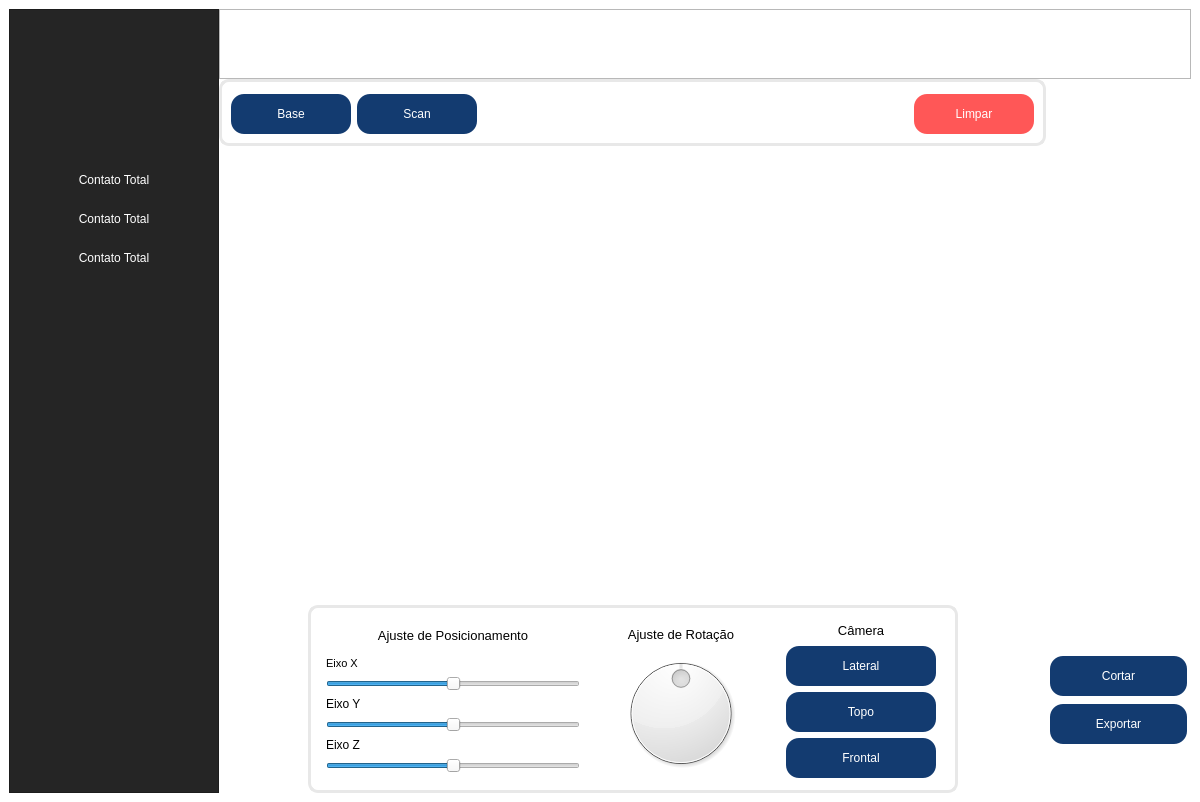
Old version of the form QT_DESIGN/main.ui in the repository vhls7/insole-generator.
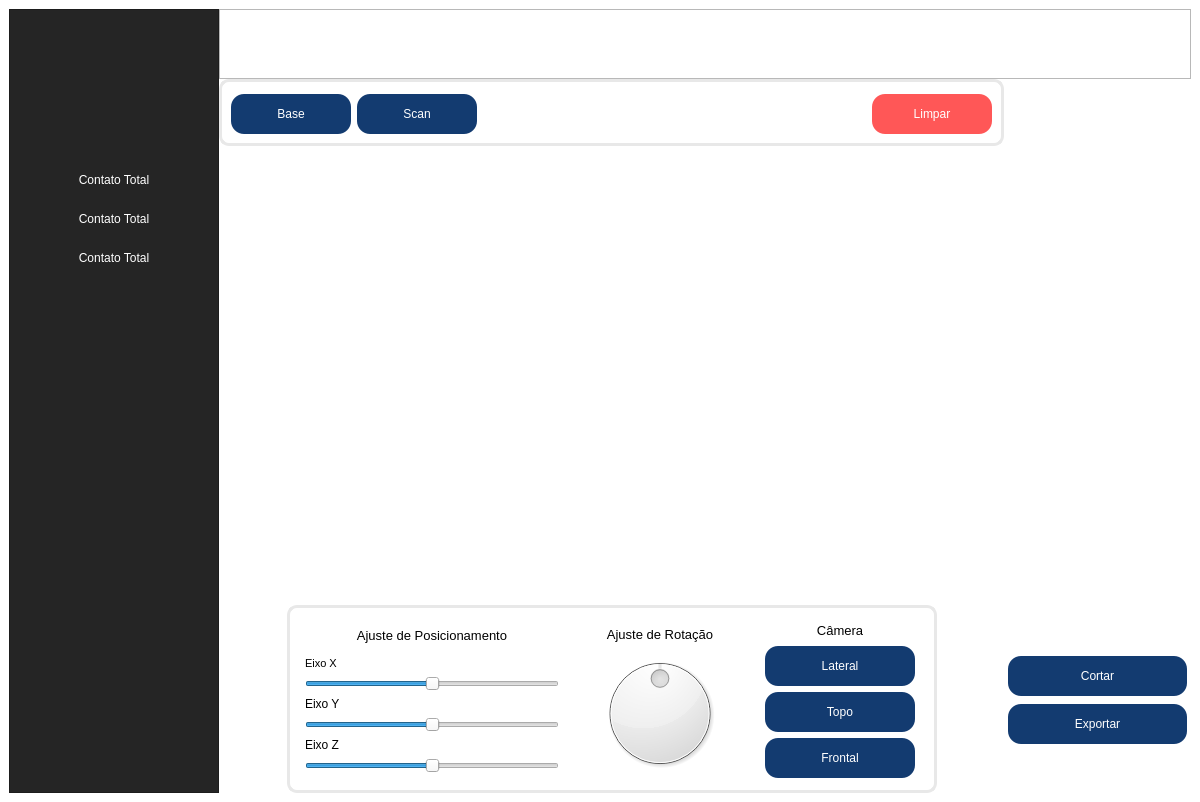
New version of the form. Icons and pictures are not drawn.

Commit message: Movendo label para o main.ui e corrigindo bug

Patch:
```diff
--- a/QT_DESIGN/main.ui
+++ b/QT_DESIGN/main.ui
@@ -964,10 +964,37 @@
             </spacer>
            </item>
            <item>
+            <layout class="QVBoxLayout" name="verticalLayout_5">
+             <item>
+              <widget class="QLabel" name="lb_loaded_files">
+               <property name="styleSheet">
+                <string notr="true">            QLabel {
+                background-color: qlineargradient(
+                    spread: pad, x1: 0, y1: 0, x2: 1, y2: 0,
+                    stop: 0 #007BFF, stop: 1 #00C6FF
+                );
+                color: white;
+                font-size: 16px;
+                font-weight: bold;
+                padding: 8px;
+                border-radius: 10px;
+            }</string>
+               </property>
+               <property name="text">
+                <string>Arquivos Carregados</string>
+               </property>
+               <property name="alignment">
+                <set>Qt::AlignCenter</set>
+               </property>
+              </widget>
+             </item>
+             <item>
             <layout class="QVBoxLayout" name="filesInfoContainer">
              <property name="sizeConstraint">
               <enum>QLayout::SetMaximumSize</enum>
              </property>
+              </layout>
+             </item>
             </layout>
            </item>
            <item>
```
Lines whose indentation alone changed are shown as unchanged. The commit also changes 1 other file.
